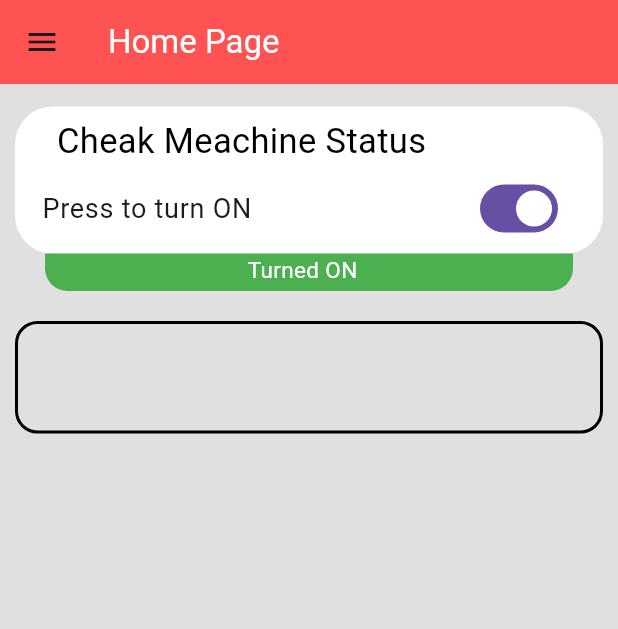
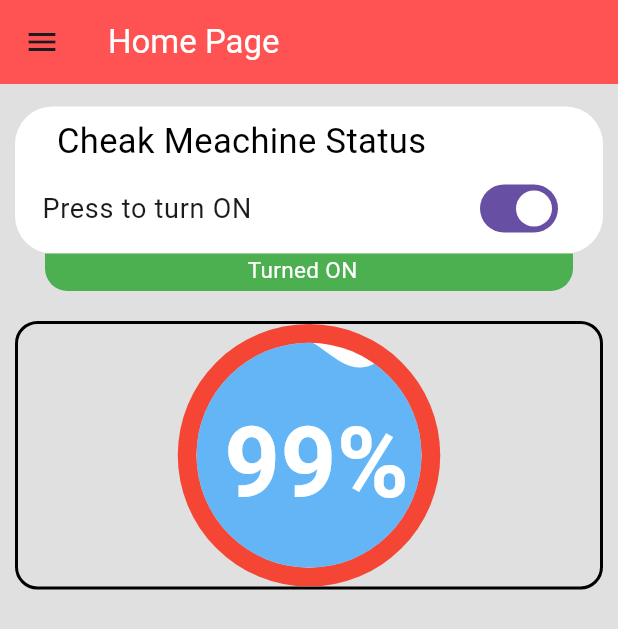
Before and after one commit to grahamnickbel23/Water-Management, a Flutter app: the screen it shows after launch, after a tap on "Press to turn ON", on a phone screen of 412 x 824 dp. Shown: the top 629 px of the screen. Run offline on Flutter 3.47's test engine with Material 3 defaults, Android fonts, the phone set to English and light mode, and no system bars; our stand-ins replace firebase_auth, firebase_core, firebase_database, lottie; accounts and stored records are empty.

Commit message:
WaterLevel monitor created

```diff
--- a/lib/components/my_meater.dart
+++ b/lib/components/my_meater.dart
@@ -1,27 +1,203 @@
 import 'package:flutter/material.dart';
+import 'dart:math' as math;
 
-class MyMeater extends StatelessWidget {
-  const MyMeater({super.key});
+class WaterPainter extends CustomPainter {
+  final double waterLevel;
+  final double waveHeight;
+  final double waveSpeed;
+  final Animation<double> animation;
+
+  WaterPainter({
+    required this.waterLevel,
+    this.waveHeight = 10.0,
+    this.waveSpeed = 1.0,
+    required this.animation,
+  }) : super(repaint: animation);
+
+  @override
+  void paint(Canvas canvas, Size size) {
+    final paint = Paint()
+      ..color = Colors.blue.withOpacity(0.7)
+      ..style = PaintingStyle.fill;
+
+    // Create clipping path for circle
+    final clipPath = Path()
+      ..addOval(Rect.fromLTWH(0, 0, size.width, size.height));
+    canvas.clipPath(clipPath);
+
+    final path = Path();
+    final centerY = size.height * (1 - waterLevel);
+
+    path.moveTo(0, size.height);
+    path.lineTo(0, centerY);
+
+    // Create wave effect
+    for (double i = 0; i <= size.width; i++) {
+      final wave1 = math.sin((i / size.width * 2 * math.pi) + (animation.value * waveSpeed)) * waveHeight;
+      final wave2 = math.sin((i / size.width * 4 * math.pi) + (animation.value * waveSpeed * 1.5)) * waveHeight * 0.5;
+      path.lineTo(i, centerY + wave1 + wave2);
+    }
+
+    path.lineTo(size.width, size.height);
+    path.close();
+
+    canvas.drawPath(path, paint);
+  }
+
+  @override
+  bool shouldRepaint(WaterPainter oldDelegate) => true;
+}
+
+class MyMeater extends StatefulWidget {
+  final String waterLevel;
+  const MyMeater({super.key, required this.waterLevel});
+
+  @override
+  State<MyMeater> createState() => _MyMeaterState();
+}
+
+class _MyMeaterState extends State<MyMeater> with SingleTickerProviderStateMixin {
+  late final AnimationController _animationController;
+  late final Animation<double> _animation;
+
+  @override
+  void initState() {
+    super.initState();
+
+    // Initialize the animation controller
+    _animationController = AnimationController(
+      vsync: this,
+      duration: const Duration(seconds: 2),
+    );
+
+    // Initialize the animation
+    _animation = Tween<double>(
+      begin: 0,
+      end: 2 * math.pi,
+    ).animate(CurvedAnimation(
+      parent: _animationController,
+      curve: Curves.linear,
+    ));
+
+    // Start the animation
+    _animationController.repeat();
+  }
+
+  @override
+  void dispose() {
+    _animationController.dispose();
+    super.dispose();
+  }
+
+  double _getWaterLevelValue() {
+    String cleanValue = widget.waterLevel.replaceAll('%', '').trim();
+    double level = double.tryParse(cleanValue) ?? 0.0;
+    return (level / 100.0).clamp(0.0, 1.0);
+  }
+
+  Color _getOuterCircleColor(String waterLevel) {
+    String cleanValue = waterLevel.replaceAll('%', '').trim();
+    double level = double.tryParse(cleanValue) ?? 0.0;
+    level = level.clamp(0.0, 100.0);
+
+    if (level <= 50) {
+      return Color.lerp(const Color.fromARGB(255, 2, 252, 11), Colors.orange, level / 50)!;
+    } else {
+      return Color.lerp(Colors.orange, Colors.red, (level - 50) / 50)!;
+    }
+  }
+
+  Color _getInnerCircleColor(String waterLevel) {
+    String cleanValue = waterLevel.replaceAll('%', '').trim();
+    double level = double.tryParse(cleanValue) ?? 0.0;
+    level = level.clamp(0.0, 100.0);
+
+    // Interpolate between grey and white based on water level
+    return Color.lerp(Colors.grey.shade600, Colors.white, level / 100)!;
+  }
 
   @override
   Widget build(BuildContext context) {
     return Center(
       child: Column(
         children: [
+          // main comtainer
           Padding(
             padding: const EdgeInsets.symmetric(horizontal: 10),
             child: Container(
               width: double.infinity,
-              height: 75,
               decoration: BoxDecoration(
-                  color: Colors.transparent,
+                color: Colors.transparent,
+                border: Border.all(
+                  color: Colors.black,
+                  width: 2,
+                ),
+                borderRadius: BorderRadius.circular(15),
+              ),
+              //Outer circle
+              child: Container(
+                width: 175,
+                height: 175,
+                decoration: BoxDecoration(
+                  shape: BoxShape.circle,
+                  color: _getOuterCircleColor(widget.waterLevel),
                   border: Border.all(
-                    color: Colors.black,
+                    color: Colors.transparent,
                     width: 2,
                   ),
-                  borderRadius: BorderRadius.circular(15)),
+                ),
+                // Inner circle
+                child: Column(
+                  mainAxisAlignment: MainAxisAlignment.center,
+                  children: [
+                    Container(
+                      width: 150,
+                      height: 150,
+                      decoration: BoxDecoration(
+                        shape: BoxShape.circle,
+                        color: _getInnerCircleColor(widget.waterLevel),
+                      ),
+                      // code for water
+                      child: Stack(
+                        children: [
+                          CustomPaint(
+                            size: const Size(150, 150),
+                            painter: WaterPainter(
+                              waterLevel: _getWaterLevelValue(),
+                              animation: _animation,
+                            ),
+                          ),
+                          // code for text
+                          Center(
+                            child: AnimatedSwitcher(
+                              duration: const Duration(microseconds: 1200),
+                              transitionBuilder: (child, animation) {
+                                return ScaleTransition(
+                                  scale: animation,
+                                  child: child,
+                                );
+                              },
+                              child: Padding(
+                                padding: const EdgeInsets.only(top: 10, left: 10),
+                                child: Text(
+                                  widget.waterLevel,
+                                  style: const TextStyle(
+                                    color: Colors.white,
+                                    fontSize: 65,
+                                    fontWeight: FontWeight.bold,
+                                  ),
+                                ),
+                              ),
+                            ),
+                          ),
+                        ],
+                      ),
+                    ),
+                  ],
+                ),
+              ),
             ),
-          )
+          ),
         ],
       ),
     );
--- a/lib/pages/darling_page.dart
+++ b/lib/pages/darling_page.dart
@@ -24,8 +24,10 @@ class DarlingPage extends StatelessWidget {
               child: MyContainer(heading:'Cheak Meachine Status'),
             ),
             // A conatiner for widget
-            const SizedBox(height: 20),
-            MyMeater()
+           SizedBox(height: 20),
+            MyMeater(
+              waterLevel:'99%',
+            )
           ],
         ),
       ),
```
